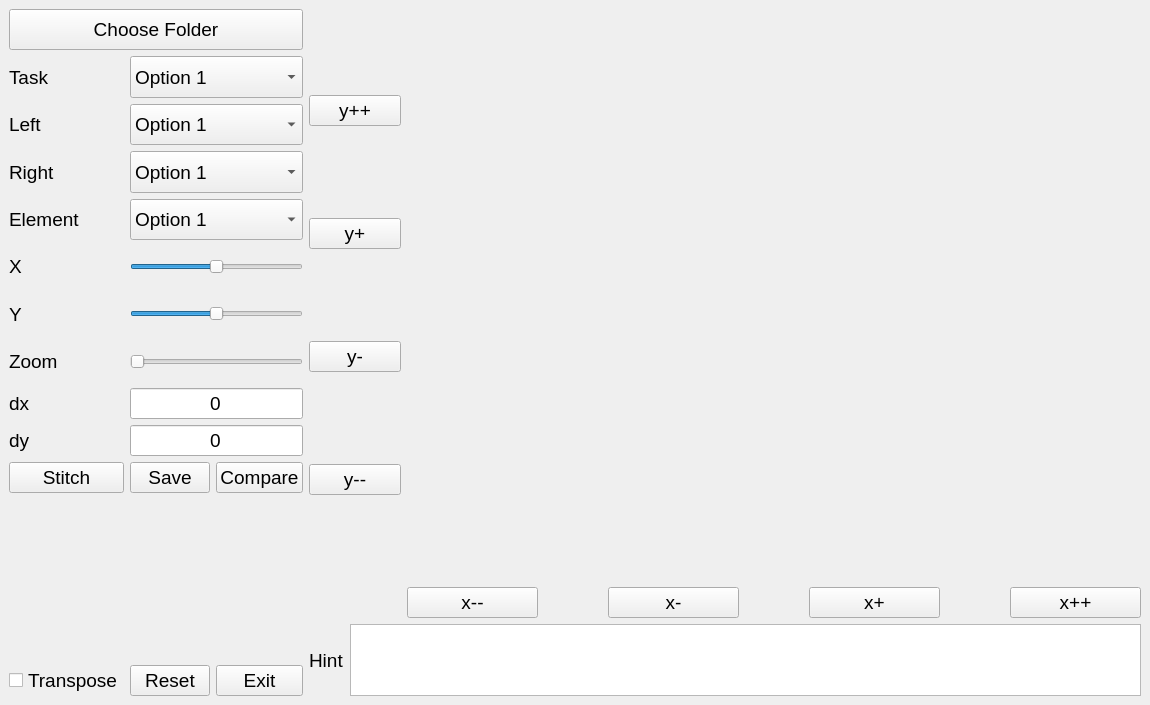
The window that ui/forms/mainwindow.ui (chenjiayi8/ElementalScope) describes before a commit, drawn with Qt 5.
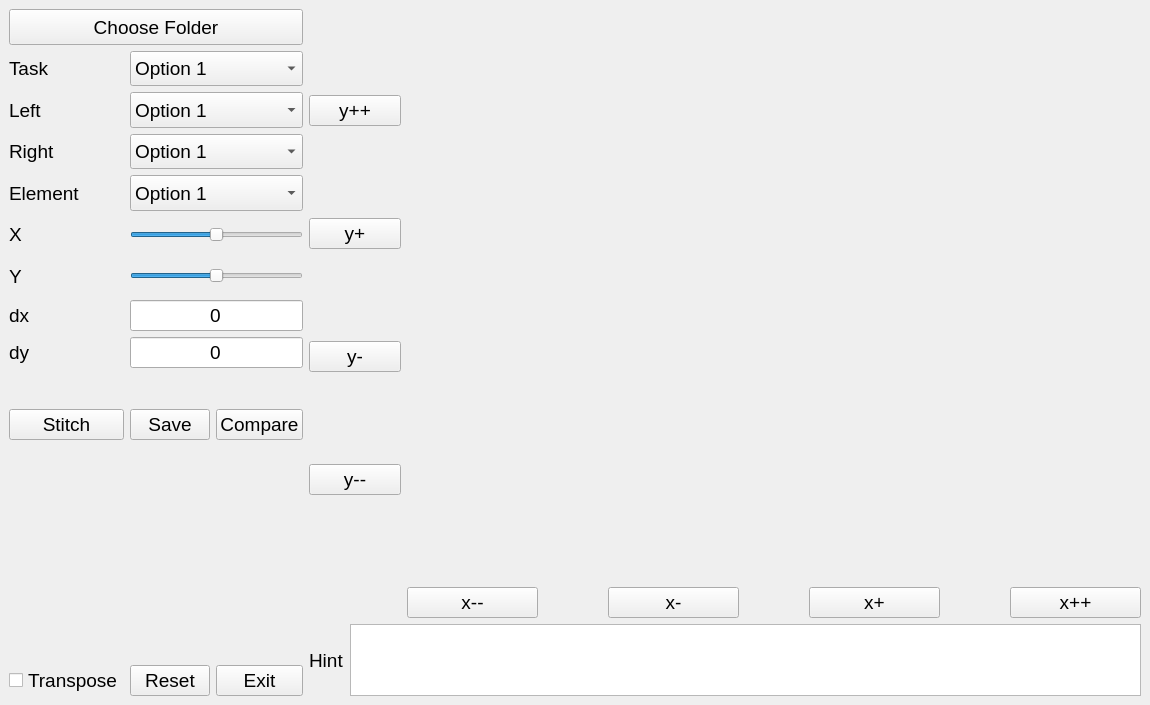
The same window after the commit. Icons and pictures are not drawn.

Commit message: Add placeholder_matplotlib_menu in main window UI form

Patch:
```diff
--- a/ui/forms/mainwindow.ui
+++ b/ui/forms/mainwindow.ui
@@ -119,120 +119,21 @@
      </layout>
     </item>
     <item row="0" column="0" rowspan="3">
-     <layout class="QGridLayout" name="gridLayout" rowstretch="1,1,1,1,1,1,1,1,1,1,1,4,1" columnstretch="1,1,1">
-      <item row="9" column="0">
-       <widget class="QLabel" name="label_dy">
+     <layout class="QGridLayout" name="gridLayout" rowstretch="1,1,1,1,1,1,1,1,1,1,1,1,5,1" columnstretch="1,1,1">
+      <item row="5" column="0">
+       <widget class="QLabel" name="label_x_slider">
         <property name="text">
-         <string>dy</string>
+         <string>X</string>
         </property>
        </widget>
       </item>
-      <item row="3" column="1" colspan="2">
-       <widget class="QComboBox" name="comboBox_right">
-        <property name="sizePolicy">
-         <sizepolicy hsizetype="Preferred" vsizetype="Preferred">
-          <horstretch>0</horstretch>
-          <verstretch>0</verstretch>
-         </sizepolicy>
-        </property>
-        <item>
-         <property name="text">
-          <string>Option 1</string>
-         </property>
-        </item>
-        <item>
-         <property name="text">
-          <string>Option 2</string>
-         </property>
-        </item>
-        <item>
-         <property name="text">
-          <string>Option 3</string>
-         </property>
-        </item>
-       </widget>
-      </item>
-      <item row="1" column="0">
-       <widget class="QLabel" name="label_task">
-        <property name="text">
-         <string>Task</string>
-        </property>
-       </widget>
-      </item>
-      <item row="4" column="1" colspan="2">
-       <widget class="QComboBox" name="comboBox_element">
-        <property name="sizePolicy">
-         <sizepolicy hsizetype="Preferred" vsizetype="Preferred">
-          <horstretch>0</horstretch>
-          <verstretch>0</verstretch>
-         </sizepolicy>
-        </property>
-        <item>
-         <property name="text">
-          <string>Option 1</string>
-         </property>
-        </item>
-        <item>
-         <property name="text">
-          <string>Option 2</string>
-         </property>
-        </item>
-        <item>
-         <property name="text">
-          <string>Option 3</string>
-         </property>
-        </item>
-       </widget>
-      </item>
-      <item row="8" column="1" colspan="2">
-       <widget class="QLineEdit" name="lineEdit_dx">
-        <property name="text">
-         <string>0</string>
-        </property>
-        <property name="alignment">
-         <set>Qt::AlignCenter</set>
-        </property>
-       </widget>
-      </item>
-      <item row="12" column="2">
+      <item row="13" column="2">
        <widget class="QPushButton" name="pushButton_exit">
         <property name="text">
          <string>Exit</string>
         </property>
        </widget>
       </item>
-      <item row="5" column="1" colspan="2">
-       <widget class="QSlider" name="horizontalSlider_x">
-        <property name="sizePolicy">
-         <sizepolicy hsizetype="Expanding" vsizetype="Preferred">
-          <horstretch>0</horstretch>
-          <verstretch>0</verstretch>
-         </sizepolicy>
-        </property>
-        <property name="maximum">
-         <number>100</number>
-        </property>
-        <property name="value">
-         <number>50</number>
-        </property>
-        <property name="orientation">
-         <enum>Qt::Horizontal</enum>
-        </property>
-       </widget>
-      </item>
-      <item row="0" column="0" colspan="3">
-       <widget class="QPushButton" name="pushButton_choose_folder">
-        <property name="sizePolicy">
-         <sizepolicy hsizetype="Preferred" vsizetype="Preferred">
-          <horstretch>0</horstretch>
-          <verstretch>0</verstretch>
-         </sizepolicy>
-        </property>
-        <property name="text">
-         <string>Choose Folder</string>
-        </property>
-       </widget>
-      </item>
       <item row="10" column="0">
        <widget class="QPushButton" name="pushButton_stitch">
         <property name="text">
@@ -240,14 +141,14 @@
         </property>
        </widget>
       </item>
-      <item row="2" column="0">
-       <widget class="QLabel" name="label_left">
+      <item row="1" column="0">
+       <widget class="QLabel" name="label_task">
         <property name="text">
-         <string>Left</string>
+         <string>Task</string>
         </property>
        </widget>
       </item>
-      <item row="11" column="1">
+      <item row="12" column="1">
        <spacer name="verticalSpacer">
         <property name="orientation">
          <enum>Qt::Vertical</enum>
@@ -260,17 +161,23 @@
         </property>
        </spacer>
       </item>
-      <item row="12" column="1">
-       <widget class="QPushButton" name="pushButton_reset">
+      <item row="7" column="0">
+       <widget class="QLabel" name="label_dx">
+        <property name="sizePolicy">
+         <sizepolicy hsizetype="Preferred" vsizetype="Preferred">
+          <horstretch>0</horstretch>
+          <verstretch>0</verstretch>
+         </sizepolicy>
+        </property>
         <property name="text">
-         <string>Reset</string>
+         <string>dx</string>
         </property>
        </widget>
       </item>
-      <item row="12" column="0">
-       <widget class="QCheckBox" name="checkBox_transpose">
+      <item row="2" column="0">
+       <widget class="QLabel" name="label_left">
         <property name="text">
-         <string>Transpose</string>
+         <string>Left</string>
         </property>
        </widget>
       </item>
@@ -281,6 +188,133 @@
         </property>
        </widget>
       </item>
+      <item row="2" column="1" colspan="2">
+       <widget class="QComboBox" name="comboBox_left">
+        <property name="sizePolicy">
+         <sizepolicy hsizetype="Preferred" vsizetype="Preferred">
+          <horstretch>0</horstretch>
+          <verstretch>0</verstretch>
+         </sizepolicy>
+        </property>
+        <item>
+         <property name="text">
+          <string>Option 1</string>
+         </property>
+        </item>
+        <item>
+         <property name="text">
+          <string>Option 2</string>
+         </property>
+        </item>
+        <item>
+         <property name="text">
+          <string>Option 3</string>
+         </property>
+        </item>
+       </widget>
+      </item>
+      <item row="6" column="0">
+       <widget class="QLabel" name="label_y_slider">
+        <property name="text">
+         <string>Y</string>
+        </property>
+       </widget>
+      </item>
+      <item row="13" column="1">
+       <widget class="QPushButton" name="pushButton_reset">
+        <property name="text">
+         <string>Reset</string>
+        </property>
+       </widget>
+      </item>
+      <item row="3" column="1" colspan="2">
+       <widget class="QComboBox" name="comboBox_right">
+        <property name="sizePolicy">
+         <sizepolicy hsizetype="Preferred" vsizetype="Preferred">
+          <horstretch>0</horstretch>
+          <verstretch>0</verstretch>
+         </sizepolicy>
+        </property>
+        <item>
+         <property name="text">
+          <string>Option 1</string>
+         </property>
+        </item>
+        <item>
+         <property name="text">
+          <string>Option 2</string>
+         </property>
+        </item>
+        <item>
+         <property name="text">
+          <string>Option 3</string>
+         </property>
+        </item>
+       </widget>
+      </item>
+      <item row="1" column="1" colspan="2">
+       <widget class="QComboBox" name="comboBox_task">
+        <property name="sizePolicy">
+         <sizepolicy hsizetype="Preferred" vsizetype="Preferred">
+          <horstretch>0</horstretch>
+          <verstretch>0</verstretch>
+         </sizepolicy>
+        </property>
+        <item>
+         <property name="text">
+          <string>Option 1</string>
+         </property>
+        </item>
+        <item>
+         <property name="text">
+          <string>Option 2</string>
+         </property>
+        </item>
+        <item>
+         <property name="text">
+          <string>Option 3</string>
+         </property>
+        </item>
+       </widget>
+      </item>
+      <item row="6" column="1" colspan="2">
+       <widget class="QSlider" name="horizontalSlider_y">
+        <property name="sizePolicy">
+         <sizepolicy hsizetype="Expanding" vsizetype="Preferred">
+          <horstretch>0</horstretch>
+          <verstretch>0</verstretch>
+         </sizepolicy>
+        </property>
+        <property name="maximum">
+         <number>100</number>
+        </property>
+        <property name="value">
+         <number>50</number>
+        </property>
+        <property name="orientation">
+         <enum>Qt::Horizontal</enum>
+        </property>
+       </widget>
+      </item>
+      <item row="5" column="1" colspan="2">
+       <widget class="QSlider" name="horizontalSlider_x">
+        <property name="sizePolicy">
+         <sizepolicy hsizetype="Expanding" vsizetype="Preferred">
+          <horstretch>0</horstretch>
+          <verstretch>0</verstretch>
+         </sizepolicy>
+        </property>
+        <property name="maximum">
+         <number>100</number>
+        </property>
+        <property name="value">
+         <number>50</number>
+        </property>
+        <property name="orientation">
+         <enum>Qt::Horizontal</enum>
+        </property>
+       </widget>
+      </item>
       <item row="10" column="2">
        <widget class="QPushButton" name="pushButton_compare">
         <property name="text">
@@ -295,27 +329,23 @@
         </property>
        </widget>
       </item>
-      <item row="6" column="0">
-       <widget class="QLabel" name="label_y_slider">
+      <item row="13" column="0">
+       <widget class="QCheckBox" name="checkBox_transpose">
         <property name="text">
-         <string>Y</string>
+         <string>Transpose</string>
         </property>
        </widget>
       </item>
-      <item row="9" column="1" colspan="2">
-       <widget class="QLineEdit" name="lineEdit_dy">
-        <property name="text">
-         <string>0</string>
+      <item row="0" column="0" colspan="3">
+       <widget class="QPushButton" name="pushButton_choose_folder">
+        <property name="sizePolicy">
+         <sizepolicy hsizetype="Preferred" vsizetype="Preferred">
+          <horstretch>0</horstretch>
+          <verstretch>0</verstretch>
+         </sizepolicy>
         </property>
-        <property name="alignment">
-         <set>Qt::AlignCenter</set>
-        </property>
-       </widget>
-      </item>
-      <item row="5" column="0">
-       <widget class="QLabel" name="label_x_slider">
         <property name="text">
-         <string>X</string>
+         <string>Choose Folder</string>
         </property>
        </widget>
       </item>
@@ -326,46 +356,14 @@
         </property>
        </widget>
       </item>
-      <item row="8" column="0">
-       <widget class="QLabel" name="label_dx">
+      <item row="4" column="1" colspan="2">
+       <widget class="QComboBox" name="comboBox_element">
         <property name="sizePolicy">
          <sizepolicy hsizetype="Preferred" vsizetype="Preferred">
           <horstretch>0</horstretch>
           <verstretch>0</verstretch>
          </sizepolicy>
         </property>
-        <property name="text">
-         <string>dx</string>
-        </property>
-       </widget>
-      </item>
-      <item row="6" column="1" colspan="2">
-       <widget class="QSlider" name="horizontalSlider_y">
-        <property name="sizePolicy">
-         <sizepolicy hsizetype="Expanding" vsizetype="Preferred">
-          <horstretch>0</horstretch>
-          <verstretch>0</verstretch>
-         </sizepolicy>
-        </property>
-        <property name="maximum">
-         <number>100</number>
-        </property>
-        <property name="value">
-         <number>50</number>
-        </property>
-        <property name="orientation">
-         <enum>Qt::Horizontal</enum>
-        </property>
-       </widget>
-      </item>
-      <item row="1" column="1" colspan="2">
-       <widget class="QComboBox" name="comboBox_task">
-        <property name="sizePolicy">
-         <sizepolicy hsizetype="Preferred" vsizetype="Preferred">
-          <horstretch>0</horstretch>
-          <verstretch>0</verstretch>
-         </sizepolicy>
-        </property>
         <item>
          <property name="text">
           <string>Option 1</string>
@@ -383,49 +381,41 @@
         </item>
        </widget>
       </item>
-      <item row="2" column="1" colspan="2">
-       <widget class="QComboBox" name="comboBox_left">
-        <property name="sizePolicy">
-         <sizepolicy hsizetype="Preferred" vsizetype="Preferred">
-          <horstretch>0</horstretch>
-          <verstretch>0</verstretch>
-         </sizepolicy>
-        </property>
-        <item>
-         <property name="text">
-          <string>Option 1</string>
-         </property>
-        </item>
-        <item>
-         <property name="text">
-          <string>Option 2</string>
-         </property>
-        </item>
-        <item>
-         <property name="text">
-          <string>Option 3</string>
-         </property>
-        </item>
-       </widget>
-      </item>
-      <item row="7" column="0">
-       <widget class="QLabel" name="label_zoom_slider">
+      <item row="8" column="1" colspan="2">
+       <widget class="QLineEdit" name="lineEdit_dy">
         <property name="text">
-         <string>Zoom</string>
+         <string>0</string>
+        </property>
+        <property name="alignment">
+         <set>Qt::AlignCenter</set>
         </property>
        </widget>
       </item>
       <item row="7" column="1" colspan="2">
-       <widget class="QSlider" name="horizontalSlider_zoom">
+       <widget class="QLineEdit" name="lineEdit_dx">
+        <property name="text">
+         <string>0</string>
+        </property>
+        <property name="alignment">
+         <set>Qt::AlignCenter</set>
+        </property>
+       </widget>
+      </item>
+      <item row="8" column="0">
+       <widget class="QLabel" name="label_dy">
+        <property name="text">
+         <string>dy</string>
+        </property>
+       </widget>
+      </item>
+      <item row="11" column="0" colspan="3">
+       <widget class="QWidget" name="placeholder_matplotlib_menu" native="true">
         <property name="sizePolicy">
-         <sizepolicy hsizetype="Expanding" vsizetype="Preferred">
+         <sizepolicy hsizetype="Expanding" vsizetype="Expanding">
           <horstretch>0</horstretch>
           <verstretch>0</verstretch>
          </sizepolicy>
         </property>
-        <property name="orientation">
-         <enum>Qt::Horizontal</enum>
-        </property>
        </widget>
       </item>
      </layout>
```
